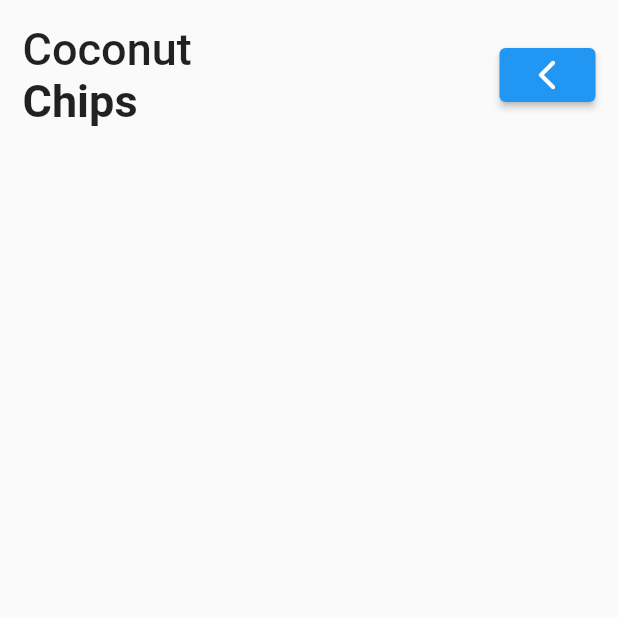
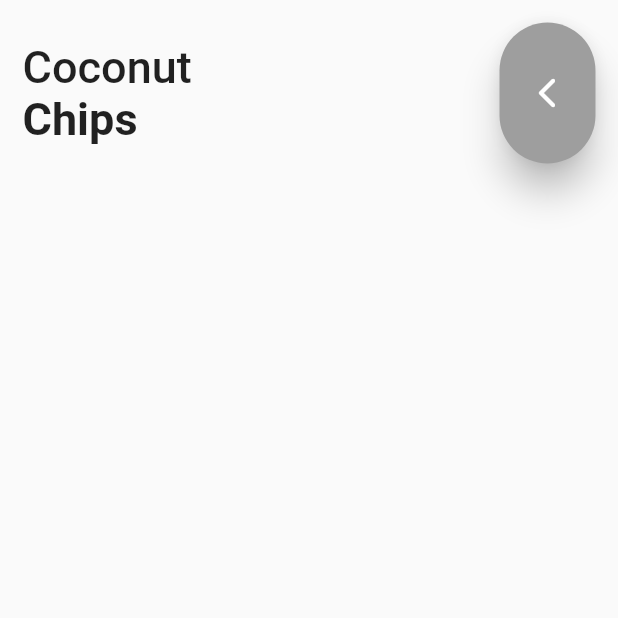
Before and after one commit to asfandnaveed/Akhuwat_Evening_2023, a Flutter app: the screen it shows after launch, on a phone screen of 412 x 824 dp, the top half of it. Run offline on Flutter 3.47's test engine with Material 2 defaults, Android fonts, the phone set to English and light mode, and no system bars.

Commit message:
27-07-2023

```diff
--- a/lib/task_27_07.dart
+++ b/lib/task_27_07.dart
@@ -36,9 +36,19 @@ class Task_27_07 extends StatelessWidget {
                         ],
                       ),
                       ElevatedButton(
+                        style: ElevatedButton.styleFrom(
+                          backgroundColor: Colors.grey,
+                          elevation: 10.0,
+                          shape: RoundedRectangleBorder(
+                            borderRadius: BorderRadius.circular(200)
+                          ),
+                        ),
                           onPressed: (){},
-                          child: Icon(
-                            Icons.arrow_back_ios_rounded,
+                          child: Padding(
+                            padding: const EdgeInsets.only(top: 35.0,bottom: 35.0),
+                            child: Icon(
+                              Icons.arrow_back_ios_rounded,
+                            ),
                           ),
                       ),
                     ],
```
